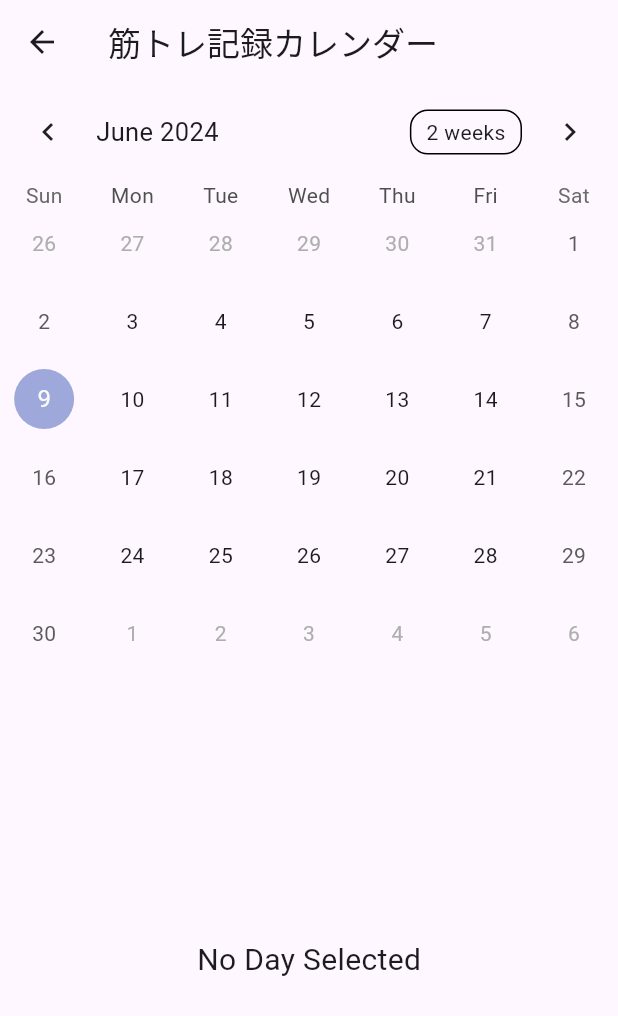
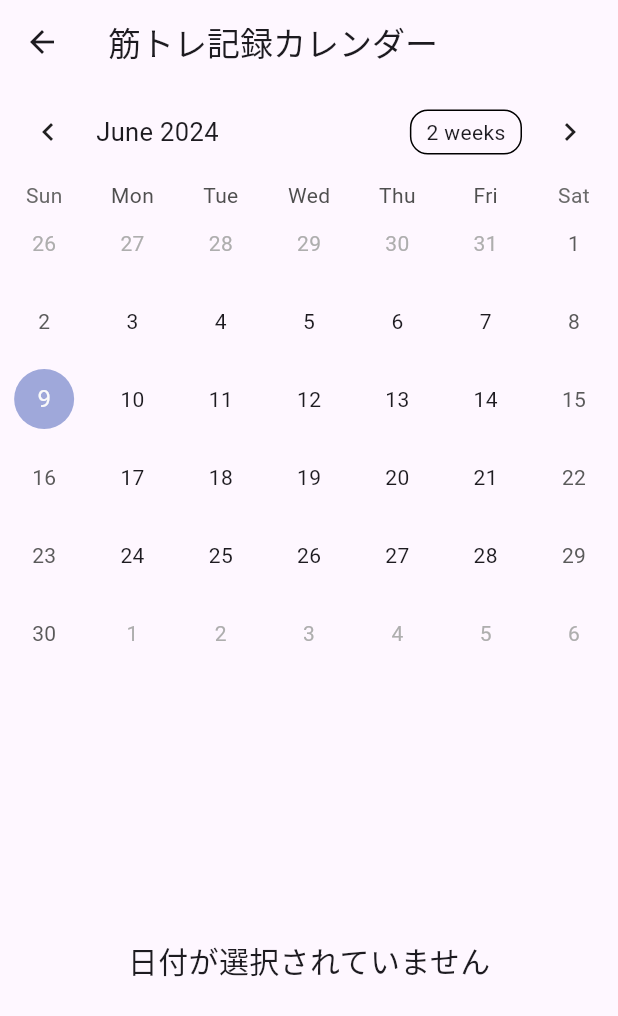
Before and after one commit to yudaitakeda/per, a Flutter app: the HomePage screen opened directly, on a phone screen of 412 x 824 dp. Shown: the top 1016 px of the screen. Run offline on Flutter 3.47's test engine with Material 3 defaults, Android fonts, the phone set to English and light mode, and no system bars; drawn by our look-alikes of table_calendar.

```diff
--- a/lib/working_log.dart
+++ b/lib/working_log.dart
@@ -55,7 +55,8 @@ class _HomePageState extends State<HomePage> {
                 _selectedDay != null
                     // 選択された日付があればその日付を表示し、なければ「No Day Selected」と表示
                     ? 'Selected Day: ${_selectedDay!.toString().split(' ')[0]}'
-                    : 'No Day Selected',
+                    : '日付が選択されていません',
+                //選択された日にちのメモを表示させたい
                 style: TextStyle(fontSize: 20), // テキストのスタイルを設定
               ),
             ),
--- a/pubspec.yaml
+++ b/pubspec.yaml
@@ -33,7 +33,7 @@ dependencies:
 
   # The following adds the Cupertino Icons font to your application.
   # Use with the CupertinoIcons class for iOS style icons.
-  table_calendar: ^3.0.8
+  table_calendar: ^3.0.8 #table calendarのパッケージ追加
   cupertino_icons: ^1.0.6
 
 dev_dependencies:
```
